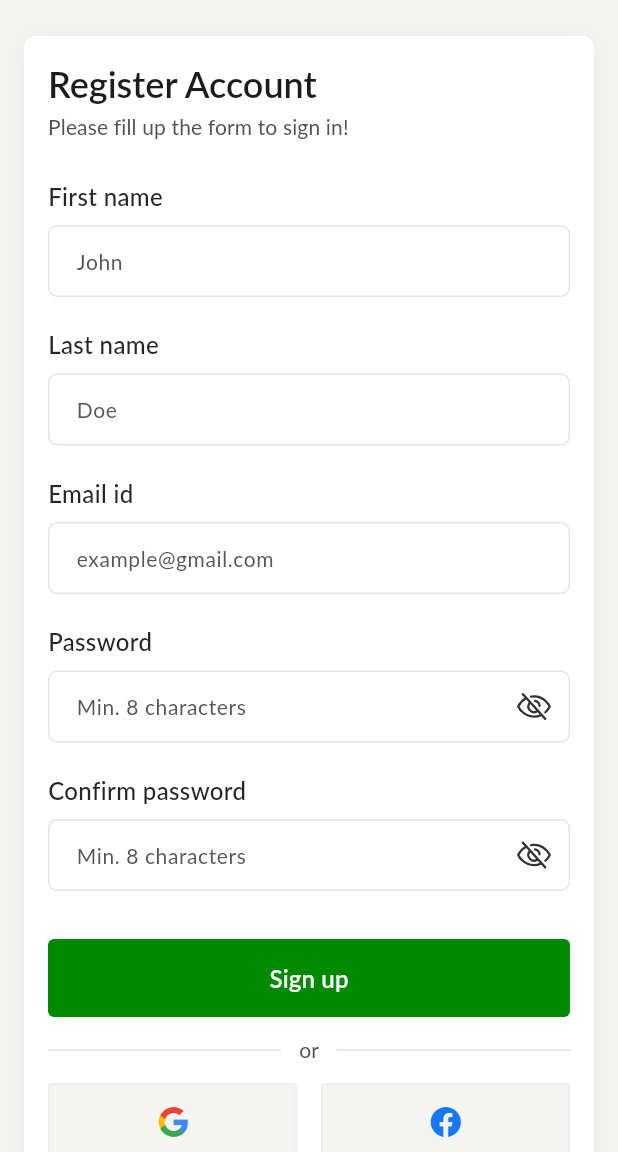
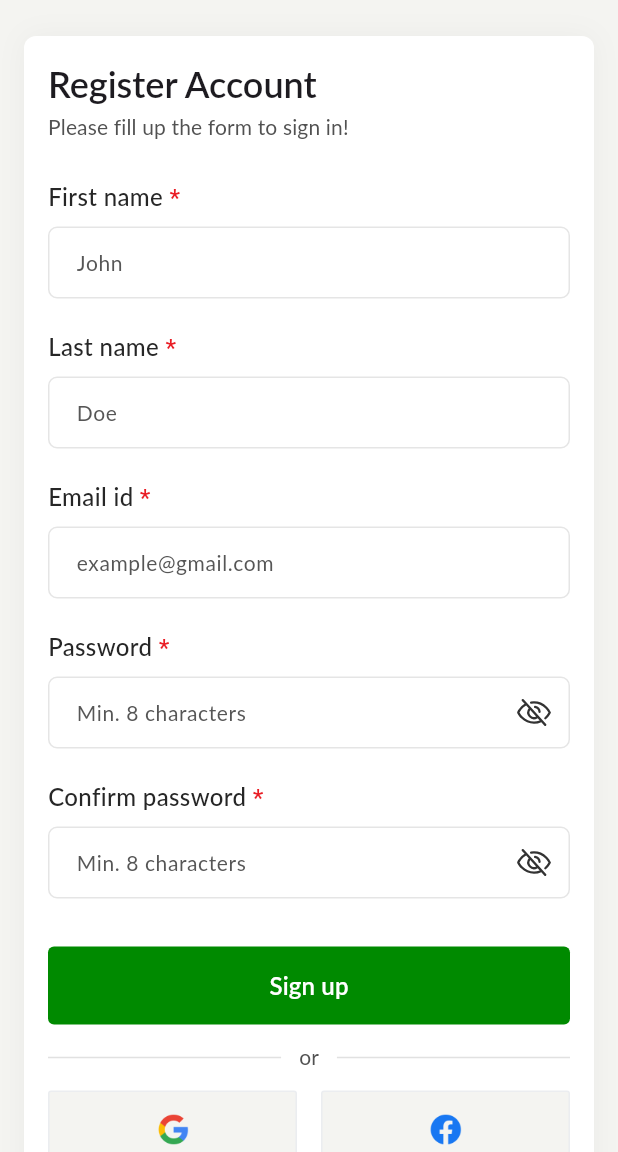
Before and after one commit to faysal-zaag/sheba-plus-app, a Flutter app: the RegisterScreen screen opened by its route, on a phone screen of 412 x 824 dp, the part 84-1236 px from its top. Run offline on Flutter 3.47's test engine with Material 3 defaults, Android fonts, the phone set to English and light mode, and no system bars; drawn by our look-alikes of toastification; our stand-ins replace cached_network_image, carousel_slider, connectivity_plus, device_preview, dio, dropdown_button2 and 8 more; accounts and stored records are empty; network calls fail.

Commit message:
complete agent shopping order info design

```diff
--- a/lib/bindings.dart
+++ b/lib/bindings.dart
@@ -6,6 +6,7 @@ import 'package:sheba_plus/controllers/network_controller.dart';
 import 'package:sheba_plus/data/api/config.dart';
 import 'package:sheba_plus/data/services/storage_service.dart';
 import 'package:sheba_plus/services/file_service.dart';
+import 'package:sheba_plus/view/agent-shopping/controller/agent_shopping_controller.dart';
 import 'package:sheba_plus/view/auth/controller/auth_controller.dart';
 import 'package:sheba_plus/view/home/controller/home_controller.dart';
 import 'package:sheba_plus/view/profile/controller/profile_controller.dart';
@@ -39,6 +40,7 @@ class MyBindings implements Bindings {
     Get.put(RewardController());
     Get.put(NotificationController());
     Get.put(AddressController(Get.find<AddressRepository>()));
+    Get.put(AgentShoppingController());
 
     Get.put<AuthController>(AuthController(Get.find<AuthRepository>(), Get.find<StorageService>(), Get.find<ProfileController>(), Get.find<AddressController>()));
 
--- a/lib/utils/routes/routers.dart
+++ b/lib/utils/routes/routers.dart
@@ -1,6 +1,7 @@
 import 'package:get/get.dart';
 import 'package:sheba_plus/middlewares/auth_middleware.dart';
 import 'package:sheba_plus/middlewares/home_middleware.dart';
+import 'package:sheba_plus/view/agent-shopping/agent_shopping_order_info_screen.dart';
 import 'package:sheba_plus/view/auth/forget-password/set_new_password_screen.dart';
 import 'package:sheba_plus/view/auth/register_screen/email_verification_screen.dart';
 import 'package:sheba_plus/view/auth/register_screen/referral_screen/referral_screen.dart';
@@ -66,5 +67,9 @@ class AppRouters {
       name: Routes.setNewPassword,
       page: () => const SetNewPasswordScreen(),
     ),
+    GetPage(
+      name: Routes.agentShoppingOrderInfoScreen,
+      page: () => AgentShoppingOrderInfoScreen(),
+    ),
   ];
 }
--- a/lib/utils/routes/routes.dart
+++ b/lib/utils/routes/routes.dart
@@ -11,4 +11,7 @@ class Routes {
   static const String forgetPasswordEmail = '/forget-password-email';
   static const String setNewPassword = '/set-new-password';
   static const String emailVerificationForResetPassword = '/reset-password-email-verification';
+
+  // service screens
+  static const String agentShoppingOrderInfoScreen = '/agent-shopping-order-info';
 }
--- /dev/null
+++ b/lib/view/agent-shopping/controller/agent_shopping_controller.dart
@@ -0,0 +1,10 @@
+import 'package:flutter/cupertino.dart';
+import 'package:get/get.dart';
+
+class AgentShoppingController extends GetxController{
+  final agentShoppingMeetingLocationController = TextEditingController().obs;
+  final agentShoppingEasternTimeController = TextEditingController().obs;
+  final agentShoppingBDTimeController = TextEditingController().obs;
+  final agentShoppingSpendAmountController = TextEditingController().obs;
+  final agentShoppingServiceDurationController = TextEditingController().obs;
+}
--- a/lib/view/auth/widgets/modals/terms_and_condition_modal.dart
+++ b/lib/view/auth/widgets/modals/terms_and_condition_modal.dart
@@ -6,6 +6,7 @@ import 'package:sheba_plus/utils/constant/app_border_radius.dart';
 import 'package:sheba_plus/utils/constant/app_colors.dart';
 import 'package:sheba_plus/utils/constant/app_paddings.dart';
 import 'package:sheba_plus/utils/constant/sizedbox_extension.dart';
+import 'package:sheba_plus/utils/routes/routes.dart';
 import 'package:sheba_plus/utils/utils.dart';
 import 'package:sheba_plus/view/components/custom_close_button.dart';
 import 'package:sheba_plus/view/components/custom_primary_button.dart';
@@ -43,7 +44,7 @@ class TermsAndConditionSheet extends StatelessWidget {
               ],
             ),
           ),
-          24.kH,
+          8.kH,
           Padding(
             padding: const EdgeInsets.symmetric(horizontal: 16.0),
             child: Container(
@@ -105,7 +106,8 @@ class TermsAndConditionSheet extends StatelessWidget {
                     label: GlobalTexts.next,
                     onClick: () {
                       if (globalController.termsAccepted.isTrue) {
-                        Get.toNamed("");
+                        Get.toNamed(Routes.agentShoppingOrderInfoScreen);
+                        globalController.termsAccepted(false);
                       } else {
                         Utils.showErrorToast(
                             message: GlobalTexts.pleaseAcceptTermsAndCondition,
--- a/lib/view/components/text_field_with_label.dart
+++ b/lib/view/components/text_field_with_label.dart
@@ -14,7 +14,7 @@ class TextFieldWithLabel extends StatelessWidget {
   final TextStyle? labelStyle;
   final String? Function(String?)? validator;
   final TextInputType? textInputType;
-  final bool? readOnly;
+  final bool readOnly;
   final Function? onTap;
   final String? Function(String?)? onChange;
 
@@ -30,7 +30,7 @@ class TextFieldWithLabel extends StatelessWidget {
     this.labelStyle,
     this.validator,
     this.textInputType,
-    this.readOnly,
+    this.readOnly = false,
     this.onTap,
     this.onChange,
   });
@@ -40,37 +40,42 @@ class TextFieldWithLabel extends StatelessWidget {
     return Column(
       crossAxisAlignment: CrossAxisAlignment.start,
       children: [
-        Row(
-          children: [
-            Text(
-              label,
-              style: labelStyle ??
-                  Theme.of(context)
-                      .textTheme
-                      .bodyMedium
-                      ?.copyWith(color: AppColors.blackTitle),
-            ),
-            if (required == true && readOnly == false)
-              const Text(
-                " *",
-                style: TextStyle(color: AppColors.error),
-              ),
-          ],
-        ),
-        8.kH,
+        _buildLabel(context), // Refactored to a separate method
+        8.kH, // Custom SizedBox extension
         CustomTextField(
+          controller: controller,
+          hintText: hintText,
+          suffixIcon: suffixIcon,
+          obscure: obscure ?? false,
+          maxLine: maxLine ?? 1,
           textInputType: textInputType ?? TextInputType.text,
-          obscure: obscure ?? false,
-          suffixIcon: suffixIcon,
-          hintText: hintText,
-          controller: controller,
-          maxLine: maxLine ?? 1,
           validator: validator,
           readOnly: readOnly ?? false,
+          onTap: onTap,
           onChange: onChange,
         ),
-        20.kH,
+        20.kH, // Custom SizedBox extension
       ],
     );
   }
+
+  Widget _buildLabel(BuildContext context) {
+    return RichText(
+      text: TextSpan(
+        style: labelStyle ??
+            Theme.of(context)
+                .textTheme
+                .bodyMedium
+                ?.copyWith(color: AppColors.blackTitle),
+        children: [
+          TextSpan(text: label), // Regular label text
+          if (required == true && readOnly == false)
+            const TextSpan(
+              text: " *", // Required marker
+              style: TextStyle(color: AppColors.error), // Error color for the "*"
+            ),
+        ],
+      ),
+    );
+  }
 }
```
Also changed, not shown: lib/view/agent-shopping/agent_shopping_order_info_screen.dart (added, +48 -0 lines), lib/view/agent-shopping/agent_shopping_texts.dart (added, +17 -0 lines), lib/view/agent-shopping/widget/agent_shopping_order_info_form.dart (added, +93 -0 lines), lib/view/auth/sign_in_screen/sign_in_screen.dart (+2 -16 lines), lib/view/components/message_container.dart (added, +29 -0 lines).
